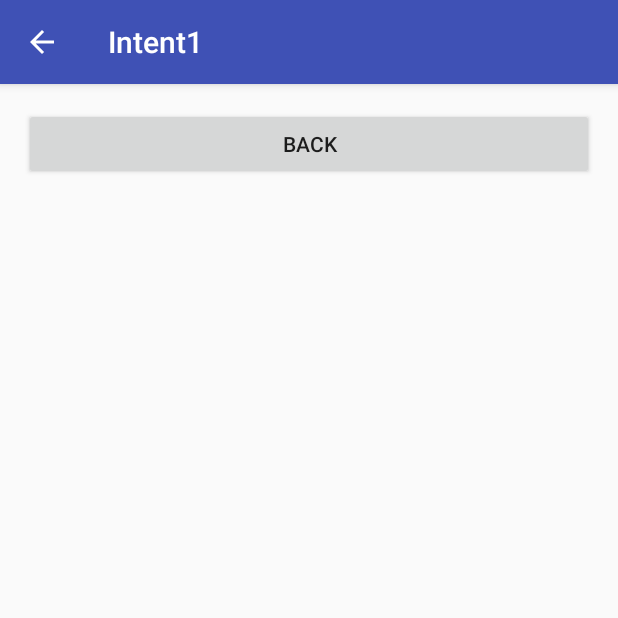
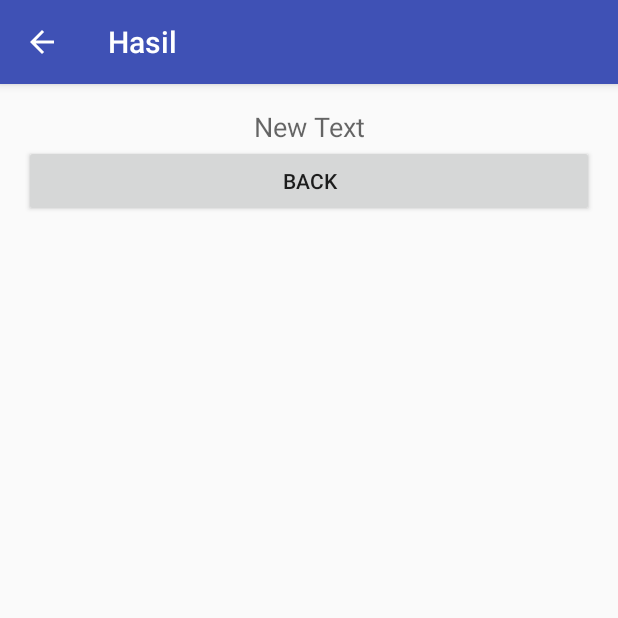
Before and after one commit to vergieet/Intent1, an Android app: the screen it shows after launch (HasilActivity), after a tap on "HITUNG", on a phone screen of 412 x 824 dp, the top half of it. Run offline under Robolectric (Android 15) with nearby library versions, the phone set to English and light mode, and no system bars.

Commit message:
startActivity part 2

```diff
--- a/app/src/main/java/id/sch/smktelkom_mlg/learn/intent1/HasilActivity.java
+++ b/app/src/main/java/id/sch/smktelkom_mlg/learn/intent1/HasilActivity.java
@@ -5,6 +5,9 @@ import android.support.v7.app.AppCompatActivity;
 import android.os.Bundle;
 import android.view.MenuItem;
 import android.view.View;
+import android.widget.TextView;
+
+import java.util.Calendar;
 
 public class HasilActivity extends AppCompatActivity {
 
@@ -13,6 +16,12 @@ public class HasilActivity extends AppCompatActivity {
         super.onCreate(savedInstanceState);
         setContentView(R.layout.activity_hasil);
         getSupportActionBar().setDisplayHomeAsUpEnabled(true);
+        setTitle("Hasil");
+        String nama = getIntent().getStringExtra(MainActivity.NAMA);
+        int umur = getIntent().getIntExtra(MainActivity.UMUR,0);
+        int yearNow = Calendar.getInstance().get(Calendar.YEAR);
+        int tahunLahir = yearNow - umur;
+        TextView tvHasil = (TextView) findViewById(R.id.textViewHasil);
         findViewById(R.id.buttonBack).setOnClickListener(new View.OnClickListener() {
             @Override
             public void onClick(View v) {
--- a/app/src/main/java/id/sch/smktelkom_mlg/learn/intent1/MainActivity.java
+++ b/app/src/main/java/id/sch/smktelkom_mlg/learn/intent1/MainActivity.java
@@ -4,18 +4,37 @@ import android.content.Intent;
 import android.support.v7.app.AppCompatActivity;
 import android.os.Bundle;
 import android.view.View;
+import android.widget.EditText;
 
 public class MainActivity extends AppCompatActivity {
 
+    public static final String NAMA = "Nama";
+    public static final String UMUR = "Umur";
+    EditText etNama,etUmur;
     @Override
     protected void onCreate(Bundle savedInstanceState) {
         super.onCreate(savedInstanceState);
         setContentView(R.layout.activity_main);
+        setTitle("Input");
+    etNama = (EditText) findViewById(R.id.editTextNama);
+        etUmur = (EditText) findViewById(R.id.editTextUmur);
         findViewById(R.id.buttonHitung).setOnClickListener(new View.OnClickListener() {
             @Override
             public void onClick(View v) {
-                startActivity(new Intent(MainActivity.this,HasilActivity.class));
+            goHasil();
             }
         });
+
+    }
+
+
+    private void goHasil(){
+String nama = etNama.getText().toString();
+        String umurStr = etUmur.getText().toString();
+        int umur =  umurStr.isEmpty()?0:Integer.parseInt(umurStr);
+        Intent intent = new Intent(MainActivity.this,HasilActivity.class);
+        intent.putExtra(NAMA,nama);
+        intent.putExtra(UMUR,umur);
+        startActivity(intent);
     }
 }
--- a/app/src/main/res/layout/activity_hasil.xml
+++ b/app/src/main/res/layout/activity_hasil.xml
@@ -7,7 +7,16 @@
     android:paddingLeft="@dimen/activity_horizontal_margin"
     android:paddingRight="@dimen/activity_horizontal_margin"
     android:paddingTop="@dimen/activity_vertical_margin"
-    tools:context="id.sch.smktelkom_mlg.learn.intent1.HasilActivity">
+    tools:context="id.sch.smktelkom_mlg.learn.intent1.HasilActivity"
+    android:orientation="vertical">
+
+    <TextView
+        android:layout_width="match_parent"
+        android:layout_height="wrap_content"
+        android:text="New Text"
+        android:id="@+id/textViewHasil"
+        android:textAppearance="@style/TextAppearance.AppCompat.Medium"
+        android:gravity="center"/>
 
     <Button
         android:layout_width="match_parent"
```
Also changed, not shown: app/src/main/res/layout/activity_main.xml (+17 -3 lines).
